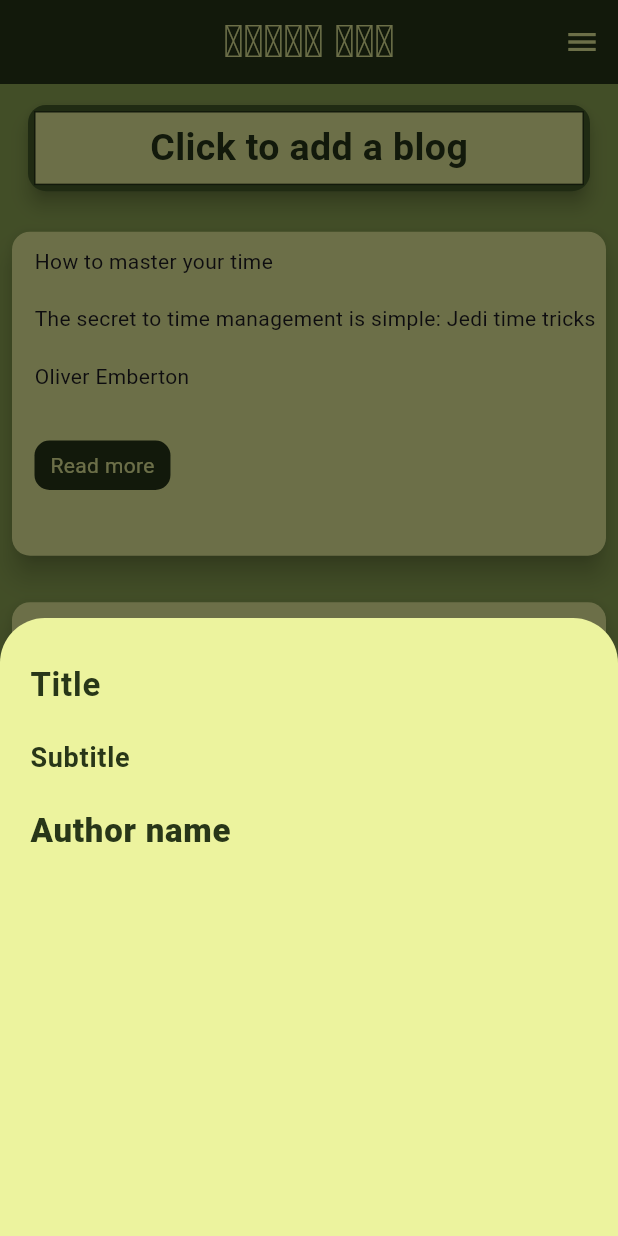
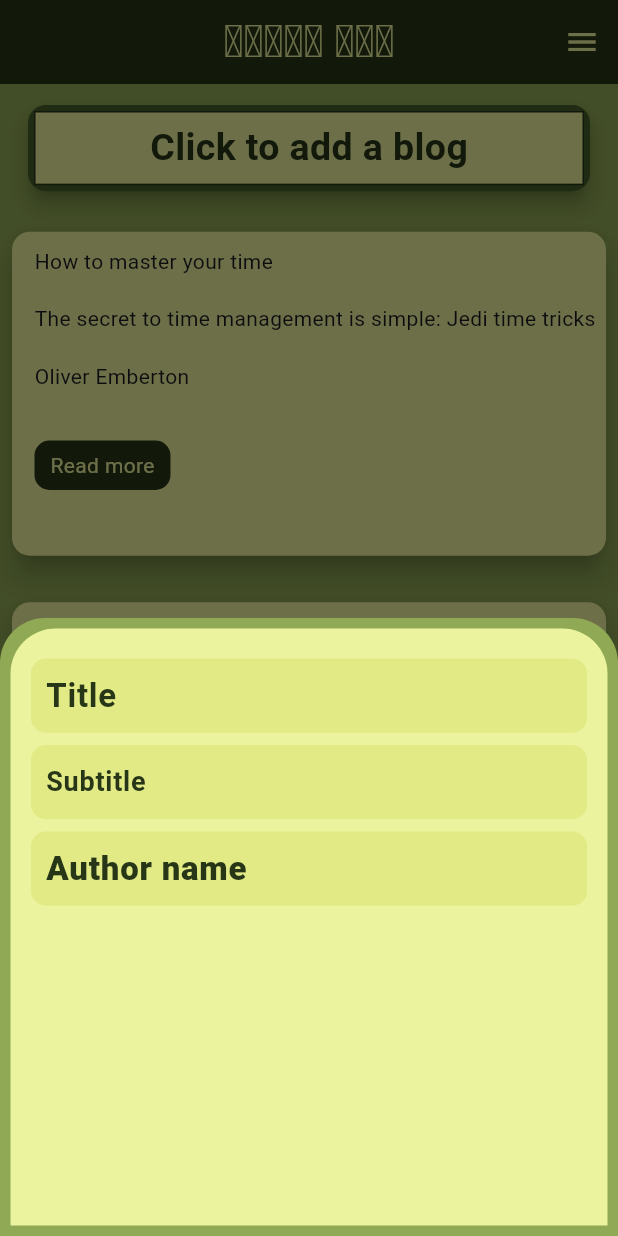
Before and after one commit to NetflixUser22232/blog_app_flutter, a Flutter app: the screen it shows after launch, after a tap on "Click to add a blog", on a phone screen of 412 x 824 dp. Run offline on Flutter 3.47's test engine with Material 3 defaults, Android fonts, the phone set to English and light mode, and no system bars; our stand-ins replace flutter_rating_bar.

Commit message:
Done some UI changes

```diff
--- a/lib/widgets/add_blog_bottom_sheet.dart
+++ b/lib/widgets/add_blog_bottom_sheet.dart
@@ -1,3 +1,4 @@
+import 'package:blog_app_flutter/widgets/form_field_bottom_sheet.dart';
 import 'package:flutter/material.dart';
 
 class AddBlogBottomSheet extends StatelessWidget {
@@ -22,50 +23,44 @@ class AddBlogBottomSheet extends StatelessWidget {
                 topLeft: Radius.circular(30),
                 topRight: Radius.circular(30),
               ),
+              color:
+                  //  Color(0xFFecf39e),
+                  Color(0xFF90a955),
+            ),
+            child: Container(
+              margin: EdgeInsets.all(7),
+              width: width * 0.7,
+              height: height,
+              decoration: BoxDecoration(
                 color: Color(0xFFecf39e),
-              //  Color(0xFF90a955),
+                borderRadius: BorderRadius.only(
+                  topLeft: Radius.circular(30),
+                  topRight: Radius.circular(30),
+                ),
               ),
               child: Padding(
-              padding: const EdgeInsets.only(left: 20, top: 20),
+                padding: const EdgeInsets.only(left: 10, top: 20),
                 child: Column(
                   children: [
-                  TextFormField(
-                    cursorColor: Color(0xFF90a955),
-                    decoration: InputDecoration(
-                      border: InputBorder.none,
+                    FormFieldBottomSheet(
                       hintText: "Title",
-                      hintStyle: TextStyle(
-                        color: Color(0xFF283618),
                       fontSize: 22,
                       fontWeight: FontWeight.bold,
                     ),
-                    ),
-                  ),
-                  TextFormField(
-                    cursorColor: Color(0xFF90a955),
-                    decoration: InputDecoration(
-                      border: InputBorder.none,
+                    SizedBox(height: height * 0.01),
+                    FormFieldBottomSheet(
                       hintText: "Subtitle",
-                      hintStyle: TextStyle(
-                        color: Color(0xFF283618),
                       fontSize: 18,
                       fontWeight: FontWeight.w700,
                     ),
-                    ),
-                  ),
-                  TextFormField(
-                    cursorColor: Color(0xFF90a955),
-                    decoration: InputDecoration(
-                      border: InputBorder.none,
+                    SizedBox(height: height * 0.01),
+                    FormFieldBottomSheet(
                       hintText: "Author name",
-                      hintStyle: TextStyle(
-                        color: Color(0xFF283618),
                       fontSize: 22,
                       fontWeight: FontWeight.w800,
                     ),
+                  ],
                 ),
-                  ),
-                ],
               ),
             ),
           );
```
Lines whose indentation alone changed are shown as unchanged.
